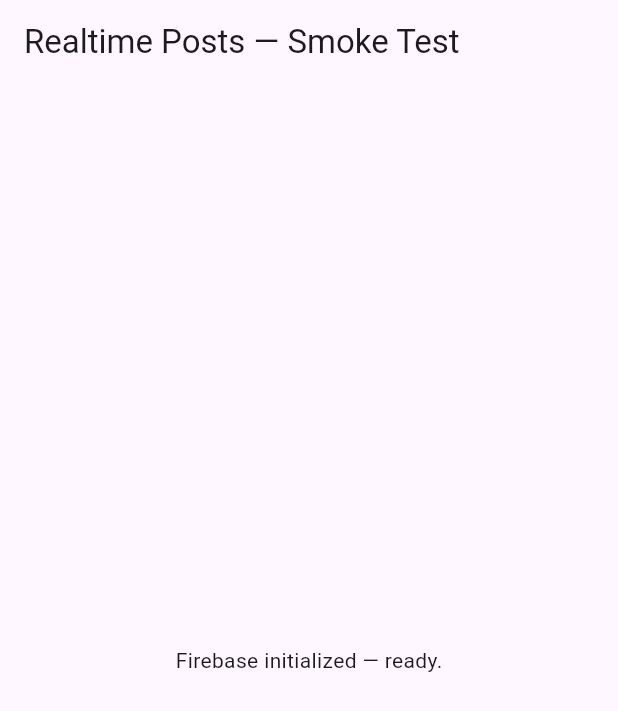
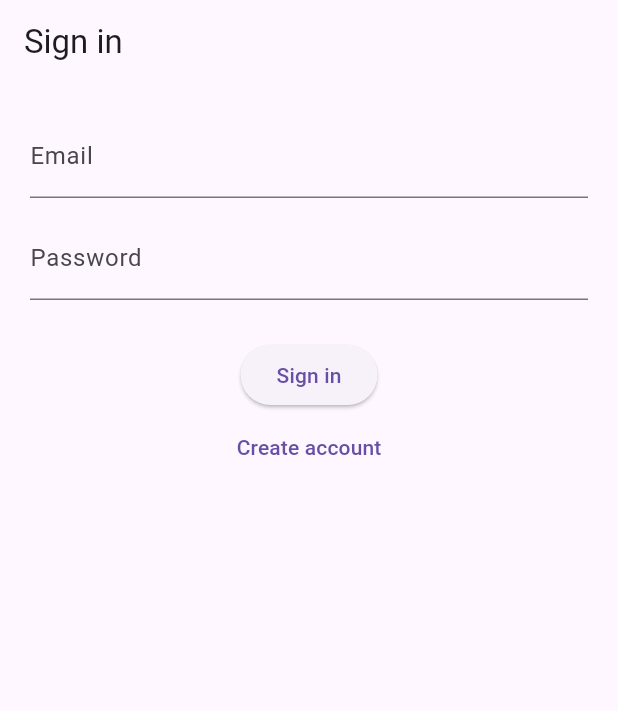
Before and after one commit to nirmala-portfolio/realtime_posts, a Flutter app: the screen it shows after launch, on a phone screen of 412 x 824 dp. Shown: the top 711 px of the screen. Run offline on Flutter 3.47's test engine with Material 3 defaults, Android fonts, the phone set to English and light mode, and no system bars; our stand-ins replace firebase_auth, firebase_core, firebase_database; accounts and stored records are empty.

Commit message:
Sign up and authentication

```diff
--- /dev/null
+++ b/lib/auth_page.dart
@@ -0,0 +1,84 @@
+// lib/auth_page.dart
+import 'package:flutter/material.dart';
+import 'package:firebase_auth/firebase_auth.dart';
+import 'profile_setup.dart';
+
+class AuthPage extends StatefulWidget {
+  const AuthPage({super.key});
+  @override
+  State<AuthPage> createState() => _AuthPageState();
+}
+
+class _AuthPageState extends State<AuthPage> {
+  final _email = TextEditingController();
+  final _pass = TextEditingController();
+  bool _isLogin = true;
+  bool _loading = false;
+  String? _error;
+
+  Future<void> _submit() async {
+    setState(() { _loading = true; _error = null; });
+    try {
+      if (_isLogin) {
+        await FirebaseAuth.instance.signInWithEmailAndPassword(
+          email: _email.text.trim(),
+          password: _pass.text,
+        );
+        // on login, AuthGate will navigate to feed
+      } else {
+        final cred = await FirebaseAuth.instance.createUserWithEmailAndPassword(
+          email: _email.text.trim(),
+          password: _pass.text,
+        );
+        // go to profile setup, pass uid
+        if (cred.user != null) {
+          Navigator.of(context).pushReplacement(
+            MaterialPageRoute(builder: (_) => ProfileSetupPage(uid: cred.user!.uid)),
+          );
+        }
+      }
+    } on FirebaseAuthException catch (e) {
+      setState(() => _error = e.message);
+    } catch (e) {
+      setState(() => _error = e.toString());
+    } finally {
+      setState(() { _loading = false; });
+    }
+  }
+
+  @override
+  void dispose() {
+    _email.dispose();
+    _pass.dispose();
+    super.dispose();
+  }
+
+  @override
+  Widget build(BuildContext context) {
+    return Scaffold(
+      appBar: AppBar(title: Text(_isLogin ? 'Sign in' : 'Sign up')),
+      body: Padding(
+        padding: const EdgeInsets.all(20),
+        child: Column(
+          children: [
+            TextField(controller: _email, decoration: const InputDecoration(labelText: 'Email')),
+            const SizedBox(height: 12),
+            TextField(controller: _pass, decoration: const InputDecoration(labelText: 'Password'), obscureText: true),
+            const SizedBox(height: 18),
+            if (_error != null) Text(_error!, style: const TextStyle(color: Colors.red)),
+            const SizedBox(height: 8),
+            ElevatedButton(
+              onPressed: _loading ? null : _submit,
+              child: _loading ? const SizedBox(width:18,height:18,child: CircularProgressIndicator(color: Colors.white, strokeWidth:2)) :
+                              Text(_isLogin ? 'Sign in' : 'Create account'),
+            ),
+            TextButton(
+              onPressed: () => setState(() => _isLogin = !_isLogin),
+              child: Text(_isLogin ? 'Create account' : 'Have an account? Sign in'),
+            ),
+          ],
+        ),
+      ),
+    );
+  }
+}
--- a/lib/main.dart
+++ b/lib/main.dart
@@ -1,11 +1,15 @@
 import 'package:flutter/material.dart';
 import 'package:firebase_core/firebase_core.dart';
+import 'package:firebase_auth/firebase_auth.dart';
+
+import 'auth_page.dart';
+//import 'feed_page.dart'; // will be used later when feed is ready
 
 void main() async {
   WidgetsFlutterBinding.ensureInitialized();
   await Firebase.initializeApp(
     options: FirebaseOptions(
-    apiKey: 'AIzaSyBuZQ0St9qZ47LDd1vwB9Ix-YvExdS59Y',
+      apiKey: 'AIzaSyBuZOQ5t9qZ47DLd1IvwB9Ix-YvExdS59Y',
       authDomain: 'task-6742f.firebaseapp.com',
       databaseURL: 'https://task-6742f-default-rtdb.firebaseio.com',
       projectId: 'task-6742f',
@@ -15,45 +19,59 @@ void main() async {
       measurementId: 'G-2K961435ZR',
     ),
   );
- // uses the firebase config you put in web/index.html
   runApp(const MyApp());
 }
 
 class MyApp extends StatelessWidget {
   const MyApp({super.key});
+
   @override
   Widget build(BuildContext context) {
     return MaterialApp(
       title: 'Realtime Posts (test)',
-      home: const HomePage(),
       debugShowCheckedModeBanner: false,
+      home: const AuthGate(),
     );
   }
 }
 
-class HomePage extends StatefulWidget {
-  const HomePage({super.key});
+class AuthGate extends StatelessWidget {
+  const AuthGate({super.key});
+
   @override
-  State<HomePage> createState() => _HomePageState();
+  Widget build(BuildContext context) {
+    return StreamBuilder<User?>(
+      stream: FirebaseAuth.instance.authStateChanges(),
+      builder: (context, snap) {
+        if (snap.connectionState == ConnectionState.waiting) {
+          return const Scaffold(
+            body: Center(child: CircularProgressIndicator()),
+          );
         }
 
-class _HomePageState extends State<HomePage> {
-  String _status = 'Checking Firebase...';
+        final user = snap.data;
+        if (user == null) return const AuthPage();
 
-  @override
-  void initState() {
-    super.initState();
-    // quick smoke test: check that Firebase.initializeApp completed and update UI
-    Future.microtask(() {
-      setState(() => _status = 'Firebase initialized — ready.');
-    });
+        // Logged in → temporarily show placeholder until feed is done
+        return const PlaceholderHome();
+      },
+    );
   }
+}
+
+class PlaceholderHome extends StatelessWidget {
+  const PlaceholderHome({super.key});
 
   @override
   Widget build(BuildContext context) {
     return Scaffold(
-      appBar: AppBar(title: const Text('Realtime Posts — Smoke Test')),
-      body: Center(child: Text(_status)),
+      appBar: AppBar(title: const Text('Logged in')),
+      body: const Center(
+        child: Text(
+          'Logged in — profile flow active.',
+          style: TextStyle(fontSize: 16),
+        ),
+      ),
     );
   }
 }
```
Also changed, not shown: lib/profile_setup.dart (added, +63 -0 lines). Lines whose indentation alone changed are shown as unchanged.
